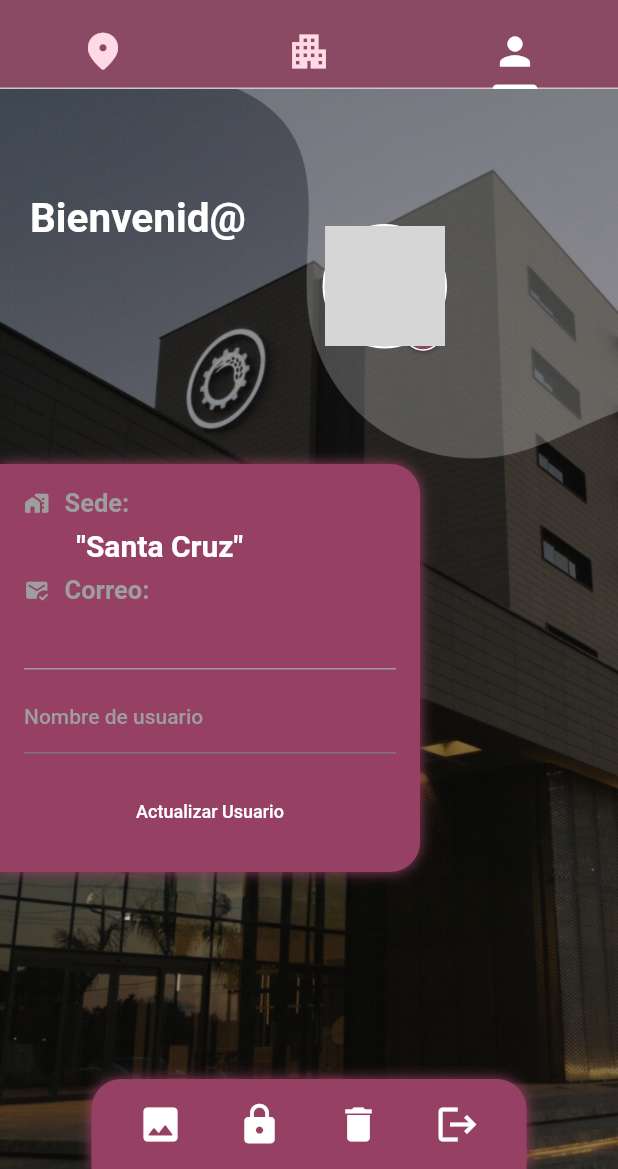
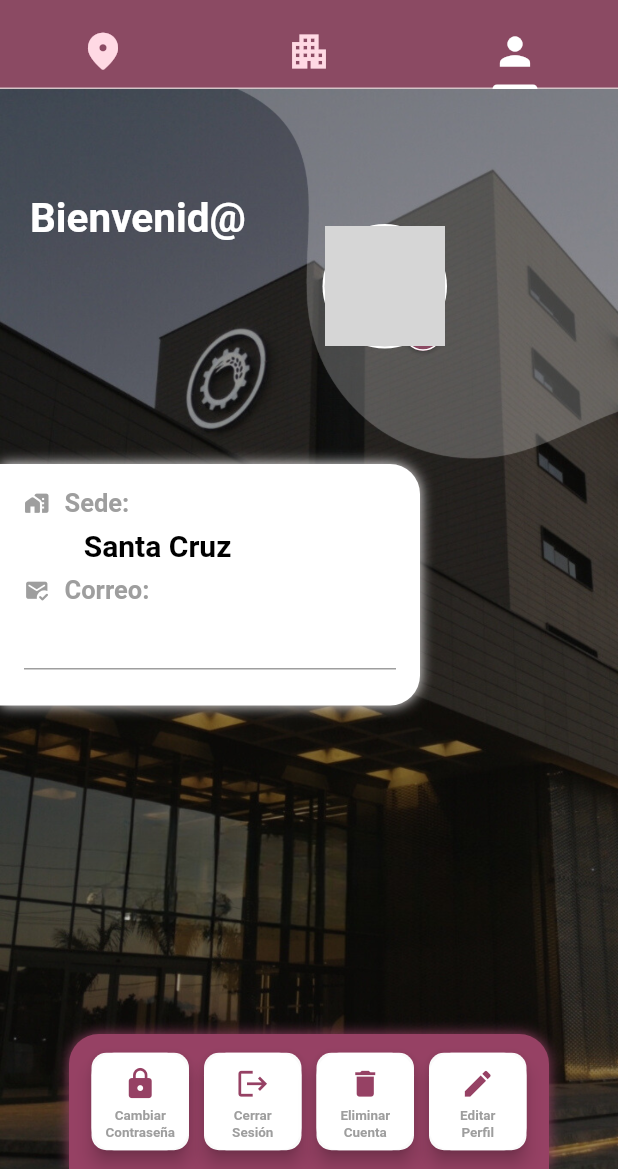
Before and after one commit to sabinelohnerv/Uni-Map-Project, a Flutter app: the screen it shows once a user with an empty profile is signed in, tab 3 chosen, on a phone screen of 412 x 824 dp, the part 67-1236 px from its top. Run offline on Flutter 3.47's test engine with Material 2 defaults, Android fonts, the light colour scheme and no system bars; our stand-ins replace carousel_slider, cloud_firestore, firebase_auth, firebase_core, firebase_storage, flutter_bloc and 4 more; accounts and stored records are empty; network calls fail; grey boxes are pictures that could not be loaded.

Commit message:
skeleton profile

```diff
--- a/lib/screens/home.dart
+++ b/lib/screens/home.dart
@@ -72,19 +72,19 @@ class HomeScreen extends StatelessWidget {
     return TabBar(
       labelColor: Colors.white,
       unselectedLabelColor: Theme.of(context).colorScheme.primaryContainer,
-      tabs: <Widget>[
+      tabs: const <Widget>[
         Tab(
-          icon: const Icon(Icons.location_on_rounded,
+          icon: Icon(Icons.location_on_rounded,
           size: 30,),
           //text: titles[0],
         ),
         Tab(
-          icon: const Icon(Icons.apartment_outlined,
+          icon: Icon(Icons.apartment_outlined,
           size: 30,),
           //text: titles[1],
         ),
         Tab(
-          icon: const Icon(Icons.person,
+          icon: Icon(Icons.person,
           size: 30,),
           //text: titles[2],
         ),
--- a/lib/screens/tab_screens/profile.dart
+++ b/lib/screens/tab_screens/profile.dart
@@ -1,6 +1,11 @@
 import 'dart:io';
 import 'package:flutter/material.dart';
-import 'package:uni_map/screens/tab_screens/widgets/CardDatesProfile.dart';
+import 'package:uni_map/screens/tab_screens/widgets/card_dates_profile.dart';
+import 'package:uni_map/screens/tab_screens/widgets/delete_account.dart';
+import 'package:uni_map/screens/tab_screens/widgets/profile_skeleton.dart';
+import 'package:uni_map/screens/tab_screens/widgets/reset_password.dart';
+import 'package:uni_map/screens/tab_screens/widgets/sign_off.dart';
+import 'package:uni_map/screens/tab_screens/widgets/update_profile_card.dart';
 import 'package:uni_map/services/profile_services.dart';
 import 'package:uni_map/widgets/user_image_picker.dart';
 
@@ -18,68 +23,12 @@ class _ProfileState extends State<Profile> {
   final ProfileServices _profileServices = ProfileServices();
   File? _newProfileImage;
   String? _newUsername;
+  String? _originalUsername;
 
   void _pickNewImage(File image) {
     setState(() {
       _newProfileImage = image;
     });
-  }
-
-  Future<void> _updateProfile() async {
-    await _profileServices.updateProfile(_newProfileImage, _newUsername);
-  }
-
-  Future<void> _showDeleteConfirmationDialog() async {
-    return showDialog<void>(
-      context: context,
-      barrierDismissible: false,
-      builder: (BuildContext context) {
-        return AlertDialog(
-          title: const Text('Confirmación'),
-          content: const SingleChildScrollView(
-            child: ListBody(
-              children: <Widget>[
-                Text('¿Estás seguro de que quieres eliminar tu cuenta?'),
-                Text('Esta acción es irreversible.'),
-              ],
-            ),
-          ),
-          actions: <Widget>[
-            TextButton(
-              child: const Text('Cancelar'),
-              onPressed: () {
-                Navigator.of(context).pop();
-              },
-            ),
-            TextButton(
-              child: const Text('Eliminar'),
-              onPressed: () async {
-                await _profileServices.deleteAccount();
-                Navigator.of(context).pop();
-              },
-            ),
-          ],
-        );
-      },
-    );
-  }
-
-  Future<void> _resetPassword() async {
-    try {
-      await _profileServices.sendPasswordResetEmail();
-      ScaffoldMessenger.of(context).showSnackBar(
-        const SnackBar(
-          content: Text(
-              'Correo de restablecimiento enviado. Por favor, revisa tu bandeja de entrada.'),
-        ),
-      );
-    } catch (error) {
-      ScaffoldMessenger.of(context).showSnackBar(
-        const SnackBar(
-          content: Text('Error al enviar el correo de restablecimiento.'),
-        ),
-      );
-    }
   }
 
   @override
@@ -88,7 +37,11 @@ class _ProfileState extends State<Profile> {
       future: _profileServices.getUserData(),
       builder: (ctx, snapshot) {
         if (snapshot.connectionState == ConnectionState.waiting) {
-          return const Center(child: CircularProgressIndicator());
+          return const Center(child: ProfileSkeleton());
+        }
+
+        if (snapshot.hasData && _originalUsername == null) {
+          _originalUsername = snapshot.data!['username'];
         }
 
         if (snapshot.data == null) {
@@ -116,7 +69,6 @@ class _ProfileState extends State<Profile> {
                   initialImage: userData['image_url'],
                 ),
               ),
-
               Padding(
                 padding: const EdgeInsets.fromLTRB(20, 70, 0, 0),
                 child: Text('Bienvenid@ \n ${userData['username']}',
@@ -132,6 +84,7 @@ class _ProfileState extends State<Profile> {
               alignment: Alignment.bottomCenter,
               child:
                 Container(
+                  alignment: Alignment.center,
                   decoration: const BoxDecoration(
                     color: Color(0xFF964164),
                     borderRadius: BorderRadius.only(
@@ -145,58 +98,66 @@ class _ProfileState extends State<Profile> {
                       ),
                     ],
                   ),
-                      width: 290,
-                      height: 60,
+                  width: 320,
+                  height: 90,
                   child: Row(
-                        mainAxisAlignment: MainAxisAlignment.center,
                       children: [
-                          IconButton(
-                            onPressed: _updateProfile,
-                            icon: const Icon(
-                              Icons.image_rounded,
-                              size: 30,
+                        const SizedBox(width: 15),
+                        const ResetPassword(),
+                        const SizedBox(width: 10),
+                        const SignOff(),
+                        const SizedBox(width: 10),
+                        const DeleteAccount(),
+                        const SizedBox(width: 10),
+
+                        InkWell(
+                          onTap: () {
+                            showDialog(
+                              context: context,
+                              builder: (ctx) => UpdateProfileCard(),
+                            );
+                          },
+                          child: Material(
+                            borderRadius: BorderRadius.circular(10),
+                            elevation: 5,
+                            child: Container(
+                              width: 65,
+                              height: 65,
+                              padding: const EdgeInsets.all(7),
+                              decoration: BoxDecoration(
                                 color: Colors.white,
+                                borderRadius: BorderRadius.circular(15),
                               ),
+                              child: const Column(
+                                children: [
+                                  SizedBox(height: 2),
+                                  Icon(
+                                    Icons.edit,
+                                    color: Color(0xFF964164),
+                                    size: 23,
                                   ),
-                          const SizedBox(width: 18),
-                          IconButton(
-                            onPressed: _resetPassword,
-                            icon: const Icon(
-                              Icons.lock,
-                              size: 30,
-                              color: Colors.white,
-                            ),
-
-                          ),
-                          const SizedBox(width: 18),
-                          IconButton(
-                            onPressed: _showDeleteConfirmationDialog,
-                            icon: const Icon(
-                              Icons.delete,
-                              size: 30,
-                              color: Colors.white,
-                            ),
-
-                          ),
-                          const SizedBox(width: 18),
-                          IconButton(
-                            onPressed: _profileServices.signOut,
-                            icon: const Icon(
-                              Icons.logout,
-                              size: 30,
-                              color: Colors.white,
+                                  SizedBox(height: 5),
+                                  Text('Editar\nPerfil',
+                                    textAlign: TextAlign.center,
+                                    style: TextStyle(
+                                      color: Colors.grey,
+                                      fontSize: 9,
+                                      fontWeight: FontWeight.bold,
                                     ),
                                   ),
                                 ],
                               ),
                             ),
+                          )
+                        )
+                      ],
                     ),
-
-
-                  SingleChildScrollView(
+                ),
+              ),
+              const SingleChildScrollView(
                   child: Padding(
-                        padding: const EdgeInsets.fromLTRB(0, 250, 0, 0),
-                        child:CardDatesProfile(_newUsername),
+                    padding: EdgeInsets.fromLTRB(0, 250, 0, 0),
+                    child: CardDatesProfile(),
                 )
               ),
             ],
--- a/lib/screens/tab_screens/widgets/CardDatesProfile.dart
+++ b/lib/screens/tab_screens/widgets/card_dates_profile.dart
@@ -4,7 +4,7 @@ import 'package:flutter/material.dart';
 import 'package:uni_map/services/profile_services.dart';
 
 class CardDatesProfile extends StatefulWidget {
-  const CardDatesProfile(String? newUsername, {super.key});
+  const CardDatesProfile({super.key});
 
   @override
   State<CardDatesProfile> createState() => _CardDatesProfileState();
@@ -15,10 +15,6 @@ class _CardDatesProfileState extends State<CardDatesProfile> {
   String? _newUsername;
   File? _newProfileImage;
 
-
-  Future<void> _updateProfile() async {
-    await _profileServices.updateProfile(_newProfileImage, _newUsername);
-  }
   @override
   Widget build(BuildContext context) {
     return FutureBuilder<Map<String, dynamic>?>(
@@ -37,14 +33,14 @@ class _CardDatesProfileState extends State<CardDatesProfile> {
         final userData = snapshot.data!;
         return Container(
           decoration: const BoxDecoration(
-            color: Color(0xFF964164) ,
+            color: Colors.white,
             borderRadius: BorderRadius.only(
               topRight: Radius.circular(20),
               bottomRight: Radius.circular(20),
             ),
             boxShadow: [
               BoxShadow(
-                color: Color(0xFF964164),
+                color: Color.fromARGB(255, 247, 245, 246),
                 blurRadius: 7,
               ),
             ],
@@ -75,11 +71,11 @@ class _CardDatesProfileState extends State<CardDatesProfile> {
                     ],
                   ),
                   const SizedBox(height: 7),
-                  const Text('       "Santa Cruz"',
+                  const Text('        Santa Cruz',
                     style: TextStyle(
                       fontWeight: FontWeight.bold,
                       fontSize: 20,
-                      color: Colors.white,
+                      color: Colors.black,
                     )
                   ),
                 const SizedBox(height: 8),
@@ -107,7 +103,7 @@ class _CardDatesProfileState extends State<CardDatesProfile> {
                   style: const TextStyle(
                       fontWeight: FontWeight.bold,
                       fontSize: 16,
-                      color: Colors.white,
+                      color: Colors.black,
                     ),
                 ),
                 const SizedBox(height: 8),
@@ -115,36 +111,6 @@ class _CardDatesProfileState extends State<CardDatesProfile> {
                   height: 1,
                   color: Colors.grey,
                   margin: const EdgeInsets.symmetric(vertical: 8),
-                ),
-                TextFormField(
-                  initialValue: userData['username'],
-                  decoration:
-                    const InputDecoration(
-                      labelText: 'Nombre de usuario',
-                      labelStyle: TextStyle(
-                        color: Colors.grey,
-                      ),
-                    ),
-                  style: const TextStyle(
-                    color: Colors.white,
-                  ),
-                  onChanged: (value) {
-                    _newUsername = value;
-                  },
-                ),
-                const SizedBox(height: 15),
-
-                Center(
-                  child: TextButton(
-                    onPressed: _updateProfile,
-                    child: const Text(
-                      'Actualizar Usuario',
-                      style: TextStyle(
-                        color: Colors.white,
-                        fontSize: 12,
-                      ),
-                    ),
-                  ),
                 ),
               ],
             ),
--- /dev/null
+++ b/lib/screens/tab_screens/widgets/delete_account.dart
@@ -0,0 +1,87 @@
+import 'package:flutter/material.dart';
+import 'package:uni_map/services/profile_services.dart';
+
+class DeleteAccount extends StatefulWidget {
+  const DeleteAccount({super.key});
+
+  @override
+  State<DeleteAccount> createState() => _DeleteAccountState();
+}
+
+class _DeleteAccountState extends State<DeleteAccount> {
+  final ProfileServices _profileServices = ProfileServices();
+
+  Future<void> _showDeleteConfirmationDialog() async {
+    return showDialog<void>(
+      context: context,
+      barrierDismissible: false,
+      builder: (BuildContext context) {
+        return AlertDialog(
+          title: const Text('Confirmación'),
+          content: const SingleChildScrollView(
+            child: ListBody(
+              children: <Widget>[
+                Text('¿Estás seguro de que quieres eliminar tu cuenta?'),
+                Text('Esta acción es irreversible.'),
+              ],
+            ),
+          ),
+          actions: <Widget>[
+            TextButton(
+              child: const Text('Cancelar'),
+              onPressed: () {
+                Navigator.of(context).pop();
+              },
+            ),
+            TextButton(
+              child: const Text('Eliminar'),
+              onPressed: () async {
+                await _profileServices.deleteAccount();
+                Navigator.of(context).pop();
+              },
+            ),
+          ],
+        );
+      },
+    );
+  }
+
+  @override
+  Widget build(BuildContext context) {
+    return InkWell(
+      onTap: _showDeleteConfirmationDialog,
+      child: Material(
+        elevation: 5,
+        borderRadius: BorderRadius.circular(10),
+        child: Container(
+          width: 65,
+          height: 65,
+          padding: const EdgeInsets.all(7),
+          decoration: BoxDecoration(
+            color: Colors.white,
+            borderRadius: BorderRadius.circular(15),
+          ),
+          child: const Column(
+            children: [
+              SizedBox(height: 2),
+              Icon(
+                Icons.delete,
+                color: Color(0xFF964164),
+                size: 23,
+              ),
+              SizedBox(height: 5),
+              Text('Eliminar\nCuenta',
+                textAlign: TextAlign.center,
+                style: TextStyle(
+                  color: Colors.grey,
+                  fontSize: 9,
+                  fontWeight: FontWeight.bold,
+                ),
+              ),
+            ],
+          ),
+        ),
+      )
+    );
+  }
+}
--- /dev/null
+++ b/lib/screens/tab_screens/widgets/reset_password.dart
@@ -0,0 +1,70 @@
+import 'package:flutter/material.dart';
+import 'package:uni_map/services/profile_services.dart';
+
+class ResetPassword extends StatefulWidget {
+  const ResetPassword({super.key});
+
+  @override
+  State<ResetPassword> createState() => _ResetPasswordState();
+}
+
+class _ResetPasswordState extends State<ResetPassword> {
+  final ProfileServices _profileServices = ProfileServices();
+
+  Future<void> _resetPassword() async {
+    try {
+      await _profileServices.sendPasswordResetEmail();
+      ScaffoldMessenger.of(context).showSnackBar(
+        const SnackBar(
+          content: Text(
+              'Correo de restablecimiento enviado. Por favor, revisa tu bandeja de entrada.'),
+        ),
+      );
+    } catch (error) {
+      ScaffoldMessenger.of(context).showSnackBar(
+        const SnackBar(
+          content: Text('Error al enviar el correo de restablecimiento.'),
+        ),
+      );
+    }
+  }
+
+  @override
+  Widget build(BuildContext context) {
+    return InkWell(
+      onTap: _resetPassword,
+      child: Material(
+        elevation: 5,
+        borderRadius: BorderRadius.circular(10),
+        child: Container(
+          width: 65,
+          height: 65,
+          padding: const EdgeInsets.all(7),
+          decoration: BoxDecoration(
+            color: Colors.white,
+            borderRadius: BorderRadius.circular(15),
+          ),
+          child: const Column(
+            children: [
+              SizedBox(height: 2),
+              Icon(
+                Icons.lock,
+                color: Color(0xFF964164),
+                size: 23,
+              ),
+              SizedBox(height: 5),
+              Text('Cambiar Contraseña',
+                textAlign: TextAlign.center,
+                style: TextStyle(
+                  color: Colors.grey,
+                  fontSize: 9,
+                  fontWeight: FontWeight.bold,
+                ),
+              ),
+            ],
+          )
+        ),
+      )
+    );
+  }
+}
--- /dev/null
+++ b/lib/screens/tab_screens/widgets/sign_off.dart
@@ -0,0 +1,51 @@
+import 'package:flutter/material.dart';
+import 'package:uni_map/services/profile_services.dart';
+
+class SignOff extends StatefulWidget {
+  const SignOff({super.key});
+
+  @override
+  State<SignOff> createState() => _SignOffState();
+}
+
+class _SignOffState extends State<SignOff> {
+  final ProfileServices _profileServices = ProfileServices();
+  @override
+  Widget build(BuildContext context) {
+    return InkWell(
+      onTap: _profileServices.signOut,
+      child: Material(
+        borderRadius: BorderRadius.circular(10),
+        elevation: 5,
+        child: Container(
+          width: 65,
+          height: 65,
+          padding: const EdgeInsets.all(7),
+          decoration: BoxDecoration(
+            color: Colors.white,
+            borderRadius: BorderRadius.circular(15),
+          ),
+          child: const Column(
+            children: [
+              SizedBox(height: 2),
+              Icon(
+                Icons.logout,
+                color: Color(0xFF964164),
+                size: 23,
+              ),
+              SizedBox(height: 5),
+              Text('Cerrar\nSesión',
+                textAlign: TextAlign.center,
+                style: TextStyle(
+                  color: Colors.grey,
+                  fontSize: 9,
+                  fontWeight: FontWeight.bold,
+                ),
+              ),
+            ],
+          ),
+        ),
+      )
+    );
+  }
+}
--- a/pubspec.yaml
+++ b/pubspec.yaml
@@ -51,6 +51,7 @@ dependencies:
   flutter_bloc: ^8.1.3
   carousel_slider: ^4.2.1
   intl: ^0.18.1
+  shimmer: ^3.0.0
 
 dev_dependencies:
   flutter_test:
```
Also changed, not shown: lib/screens/tab_screens/widgets/profile_skeleton.dart (added, +93 -0 lines), lib/screens/tab_screens/widgets/update_profile_card.dart (added, +157 -0 lines), pubspec.lock. Lines whose indentation alone changed are shown as unchanged.
